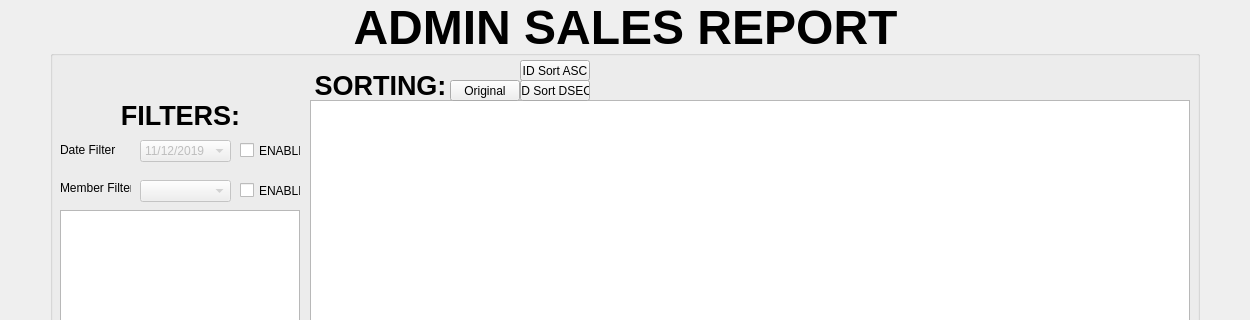
This is Project2/admin_sales_report.ui in tdragon00/CS1C_Project_2 as Qt 5 draws it before an edit; both pictures show x 0 to 1250 and y 0 to 320 of the 1250 by 650 pixel window. The edited form follows.
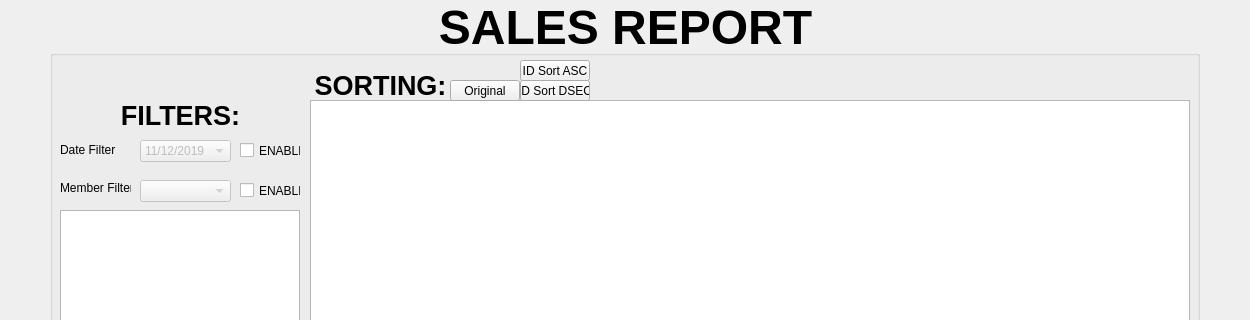
This is the edited form.

Commit message: changed admin sales report stuff

Diff of the .ui file:
```diff
--- a/Project2/admin_sales_report.ui
+++ b/Project2/admin_sales_report.ui
@@ -237,7 +237,7 @@
     </rect>
    </property>
    <property name="text">
-    <string>&lt;html&gt;&lt;head/&gt;&lt;body&gt;&lt;p align=&quot;center&quot;&gt;&lt;span style=&quot; font-size:36pt; font-weight:600;&quot;&gt;ADMIN SALES REPORT&lt;/span&gt;&lt;/p&gt;&lt;/body&gt;&lt;/html&gt;</string>
+    <string>&lt;html&gt;&lt;head/&gt;&lt;body&gt;&lt;p align=&quot;center&quot;&gt;&lt;span style=&quot; font-size:36pt; font-weight:600;&quot;&gt; SALES REPORT&lt;/span&gt;&lt;/p&gt;&lt;/body&gt;&lt;/html&gt;</string>
    </property>
   </widget>
   <widget class="QPushButton" name="returnButton">
```
The commit also changes 2 other files.
